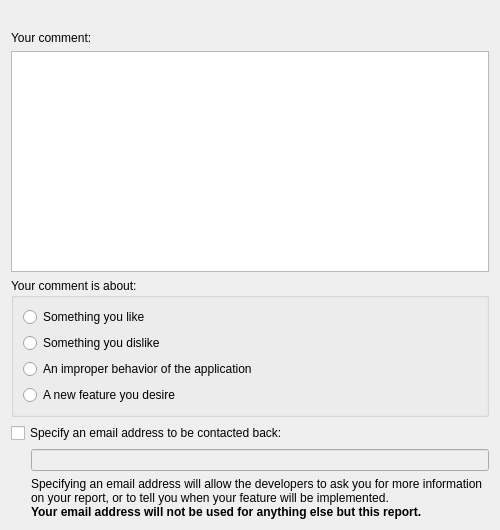
Qt form src/likebackdialog.ui (KDE/liblikeback) before a commit.
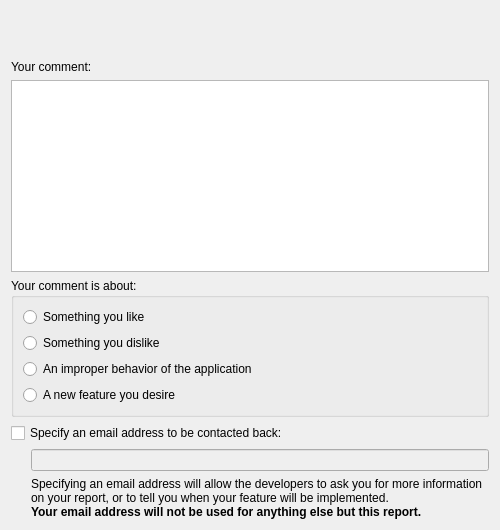
The same form after that commit.

Commit message:
Apply Amarok change
From 926091f7a25ce9a24a0b17f2e5862065cd888fb7 Mon Sep 17 00:00:00 2001
Subject: [PATCH] Fixed Likeback report dialog size policies, now it *shouldn't* cut the text when strings are translated.

Diff of the .ui file:
```diff
--- a/src/likebackdialog.ui
+++ b/src/likebackdialog.ui
@@ -10,11 +10,11 @@
     <height>530</height>
    </rect>
   </property>
-  <layout class="QVBoxLayout" name="verticalLayout_2">
+  <layout class="QVBoxLayout" name="verticalLayout_3">
    <item>
     <widget class="QLabel" name="m_informationLabel">
      <property name="sizePolicy">
-      <sizepolicy hsizetype="Expanding" vsizetype="Fixed">
+      <sizepolicy hsizetype="Expanding" vsizetype="Expanding">
        <horstretch>0</horstretch>
        <verstretch>0</verstretch>
       </sizepolicy>
@@ -36,7 +36,7 @@
    <item>
     <widget class="QLabel" name="label_2">
      <property name="sizePolicy">
-      <sizepolicy hsizetype="Preferred" vsizetype="Fixed">
+      <sizepolicy hsizetype="Expanding" vsizetype="Fixed">
        <horstretch>0</horstretch>
        <verstretch>0</verstretch>
       </sizepolicy>
@@ -70,7 +70,10 @@
      <property name="title">
       <string>Your comment is about:</string>
      </property>
-     <layout class="QVBoxLayout" name="verticalLayout">
+     <layout class="QVBoxLayout" name="verticalLayout_2">
+      <property name="spacing">
+       <number>-1</number>
+      </property>
       <item>
        <widget class="QRadioButton" name="likeRadio_">
         <property name="sizePolicy">
@@ -158,7 +161,7 @@
       </spacer>
      </item>
      <item>
-      <layout class="QVBoxLayout" name="verticalLayout_3">
+      <layout class="QVBoxLayout" name="verticalLayout">
        <item>
         <widget class="QLineEdit" name="emailAddressEdit_">
          <property name="enabled">
```
Left out of the diff: 4 changed lines with no effect on the pictures. The commit also changes 1 other file.
